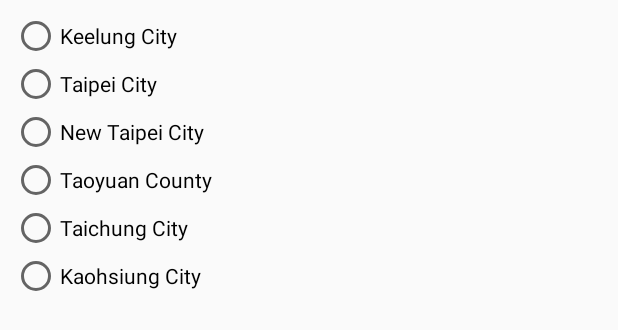
After one commit to xis2007/WhichPay, an Android app: the layout bottom_sheet_dialog_default_location.xml on its own in the app's theme, with its tools: preview values and no code run, on a phone screen of 412 x 824 dp. The commit adds this screen. Shown: the top 330 px of the screen. Run offline under Robolectric (Android 15) with nearby library versions, the phone set to English and light mode, and no system bars.

Commit message:
completed the basic function for users to set default locations

```diff
--- a/app/src/main/java/com/whichpay/whichpay/fragments/settings/SettingsContract.java
+++ b/app/src/main/java/com/whichpay/whichpay/fragments/settings/SettingsContract.java
@@ -5,10 +5,12 @@ import com.whichpay.whichpay.activities.base.BaseView;
 
 public interface SettingsContract {
     interface View extends BaseView<Presenter> {
+        void initDefaultLocation();
 
+        void showDefaultLocation(String defaultLocation);
     }
 
     interface Presenter extends BasePresenter {
-
+        void setNewDefaultLocation(int defaultLocationIndex);
     }
 }
--- /dev/null
+++ b/app/src/main/res/layout/bottom_sheet_dialog_default_location.xml
@@ -0,0 +1,62 @@
+<?xml version="1.0" encoding="utf-8"?>
+<android.support.v4.widget.NestedScrollView
+    xmlns:android="http://schemas.android.com/apk/res/android"
+    android:layout_width="match_parent"
+    android:layout_height="match_parent">
+
+    <LinearLayout
+        android:layout_width="match_parent"
+        android:layout_height="match_parent"
+        android:orientation="vertical">
+
+        <RadioGroup
+            android:id="@+id/radioGroup_defaultLocation"
+            android:layout_width="match_parent"
+            android:layout_height="match_parent"
+            android:padding="8dp">
+
+            <RadioButton
+                android:id="@+id/radioButton_keelung_city"
+                android:layout_width="wrap_content"
+                android:layout_height="wrap_content"
+                android:layout_weight="1"
+                android:text="Keelung City"/>
+
+            <RadioButton
+                android:id="@+id/radioButton_taipei_city"
+                android:layout_width="wrap_content"
+                android:layout_height="wrap_content"
+                android:layout_weight="1"
+                android:text="Taipei City"/>
+
+            <RadioButton
+                android:id="@+id/radioButton_new_taipei_city"
+                android:layout_width="wrap_content"
+                android:layout_height="wrap_content"
+                android:layout_weight="1"
+                android:text="New Taipei City"/>
+
+            <RadioButton
+                android:id="@+id/radioButton_taoyuan_county"
+                android:layout_width="wrap_content"
+                android:layout_height="wrap_content"
+                android:layout_weight="1"
+                android:text="Taoyuan County"/>
+
+            <RadioButton
+                android:id="@+id/radioButton_taichung_city"
+                android:layout_width="wrap_content"
+                android:layout_height="wrap_content"
+                android:layout_weight="1"
+                android:text="Taichung City"/>
+
+            <RadioButton
+                android:id="@+id/radioButton_kaohsiung_city"
+                android:layout_width="wrap_content"
+                android:layout_height="wrap_content"
+                android:layout_weight="1"
+                android:text="Kaohsiung City"/>
+
+        </RadioGroup>
+    </LinearLayout>
+</android.support.v4.widget.NestedScrollView>
```
Also changed, not shown: app/src/main/java/com/whichpay/whichpay/activities/main/MainActivity.java (+4 -8 lines), app/src/main/java/com/whichpay/whichpay/application/WhichPay.java (+48 -0 lines), app/src/main/java/com/whichpay/whichpay/contants/Constants.java (+16 -0 lines), app/src/main/java/com/whichpay/whichpay/fragments/settings/SettingsFragment.java (+32 -0 lines), app/src/main/java/com/whichpay/whichpay/fragments/settings/SettingsPresenter.java (+60 -1 lines), app/src/main/java/com/whichpay/whichpay/popup/DefaultLocationBottomSheetDialog.java (added, +65 -0 lines), app/src/main/res/layout/fragment_settings.xml (+5 -3 lines), app/src/main/res/values/strings.xml (+10 -2 lines).
